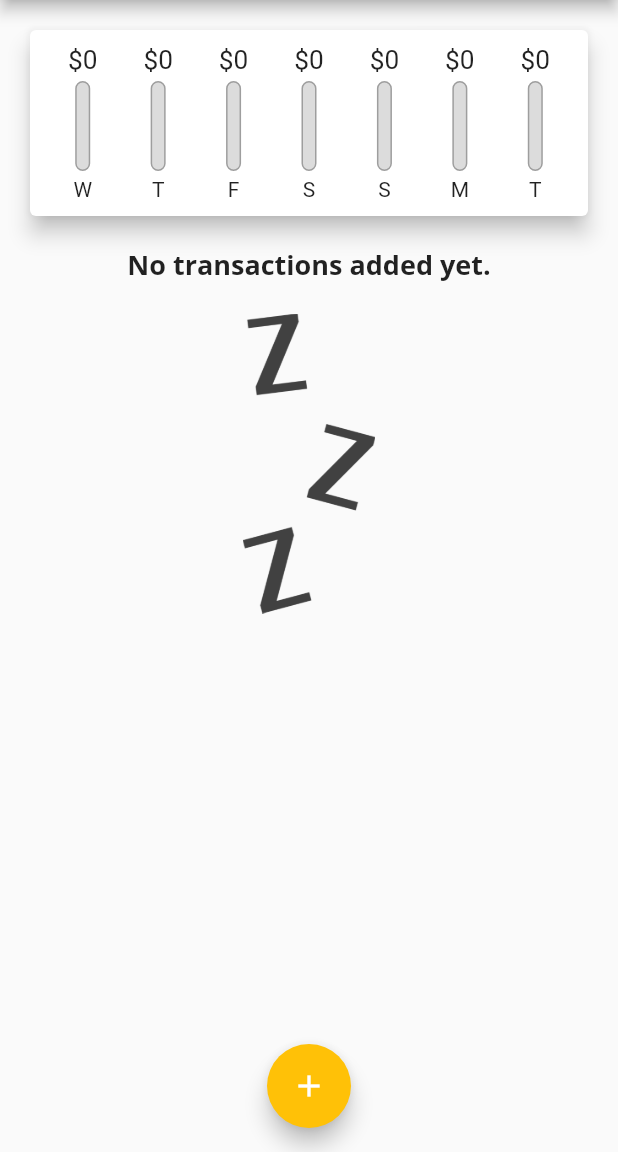
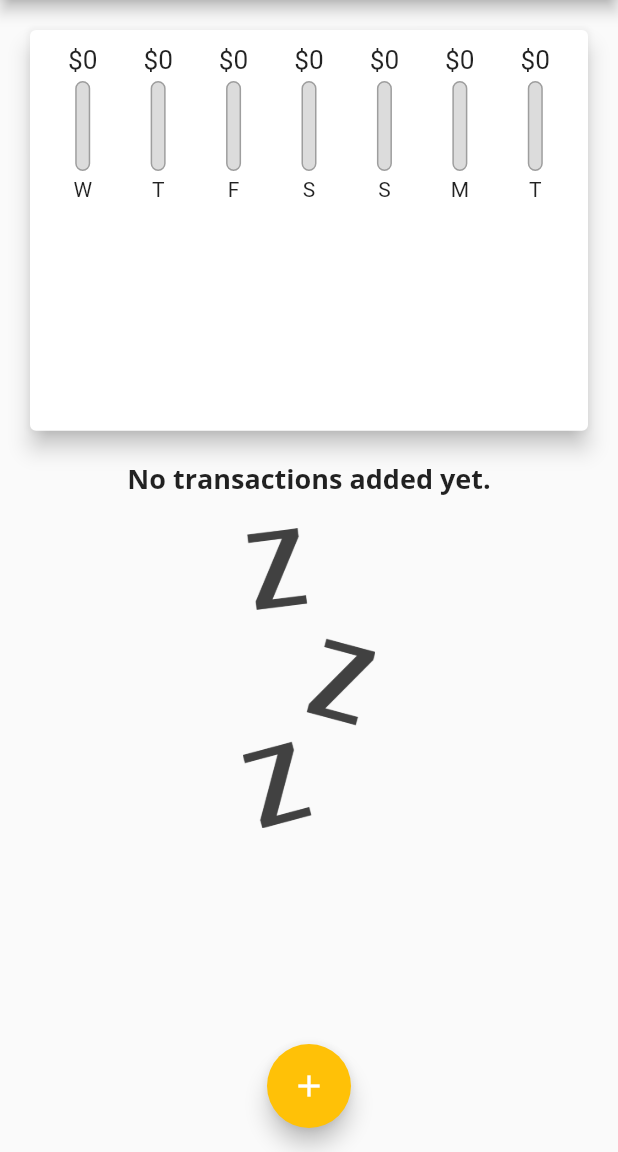
Before and after one commit to ahmetsarac/flutter-personal-expenses, a Flutter app: the screen it shows after launch, on a phone screen of 412 x 824 dp, the part 84-1236 px from its top. Run offline on Flutter 3.47's test engine with Material 2 defaults, Android fonts, the phone set to English and light mode, and no system bars.

Commit message:
MediaQuery is used to make app responsive.

```diff
--- a/lib/main.dart
+++ b/lib/main.dart
@@ -101,8 +101,7 @@ class _HomePageState extends State<HomePage> {
 
   @override
   Widget build(BuildContext context) {
-    return Scaffold(
-      appBar: AppBar(
+    final appBar = AppBar(
       title: const Text(
         'Personal Expenses',
       ),
@@ -112,7 +111,9 @@ class _HomePageState extends State<HomePage> {
           onPressed: () => _startAddNewTransaction(context),
         ),
       ],
-      ),
+    );
+    return Scaffold(
+      appBar: appBar,
       floatingActionButton: FloatingActionButton(
         child: const Icon(Icons.add),
         onPressed: () => _startAddNewTransaction(context),
@@ -123,10 +124,21 @@ class _HomePageState extends State<HomePage> {
           // mainAxisAlignment: MainAxisAlignment.spaceAround,
           crossAxisAlignment: CrossAxisAlignment.stretch,
           children: [
-            Chart(recentTransactions: _recentTransactions),
-            TransactionList(
+            SizedBox(
+                height: (MediaQuery.of(context).size.height -
+                        appBar.preferredSize.height -
+                        MediaQuery.of(context).padding.top) *
+                    0.4,
+                child: Chart(recentTransactions: _recentTransactions)),
+            SizedBox(
+              height: (MediaQuery.of(context).size.height -
+                      appBar.preferredSize.height -
+                      MediaQuery.of(context).padding.top) *
+                  0.6,
+              child: TransactionList(
                 transactions: _userTransactions,
                 deleteTx: _deleteTransaction,
+              ),
             ),
           ],
         ),
--- a/lib/widgets/transaction_list.dart
+++ b/lib/widgets/transaction_list.dart
@@ -11,9 +11,7 @@ class TransactionList extends StatelessWidget {
 
   @override
   Widget build(BuildContext context) {
-    return SizedBox(
-      height: 450,
-      child: transactions.isEmpty
+    return transactions.isEmpty
         ? Column(
             children: [
               Text(
@@ -36,8 +34,8 @@ class TransactionList extends StatelessWidget {
             itemBuilder: (context, index) {
               return Card(
                 elevation: 5,
-                  margin: const EdgeInsets.symmetric(
-                      vertical: 8.0, horizontal: 5.0),
+                margin:
+                    const EdgeInsets.symmetric(vertical: 8.0, horizontal: 5.0),
                 child: ListTile(
                   leading: CircleAvatar(
                     backgroundColor: Theme.of(context).primaryColor,
@@ -65,7 +63,6 @@ class TransactionList extends StatelessWidget {
               );
             },
             itemCount: transactions.length,
-            ),
           );
   }
 }
```
Lines whose indentation alone changed are shown as unchanged.
